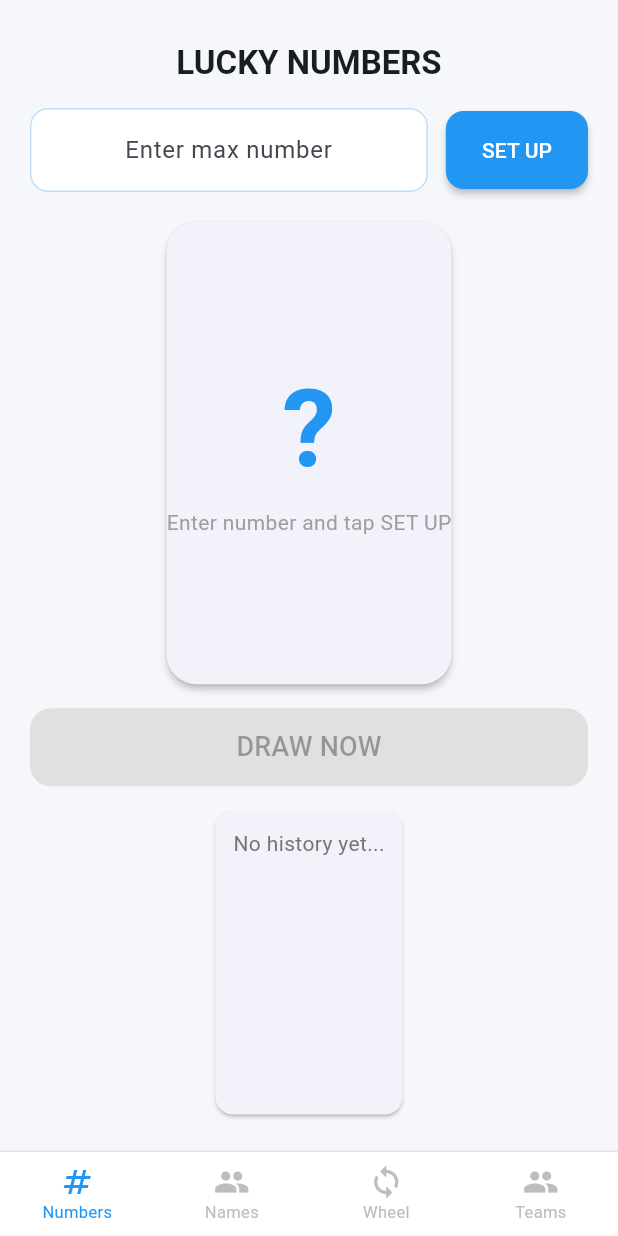
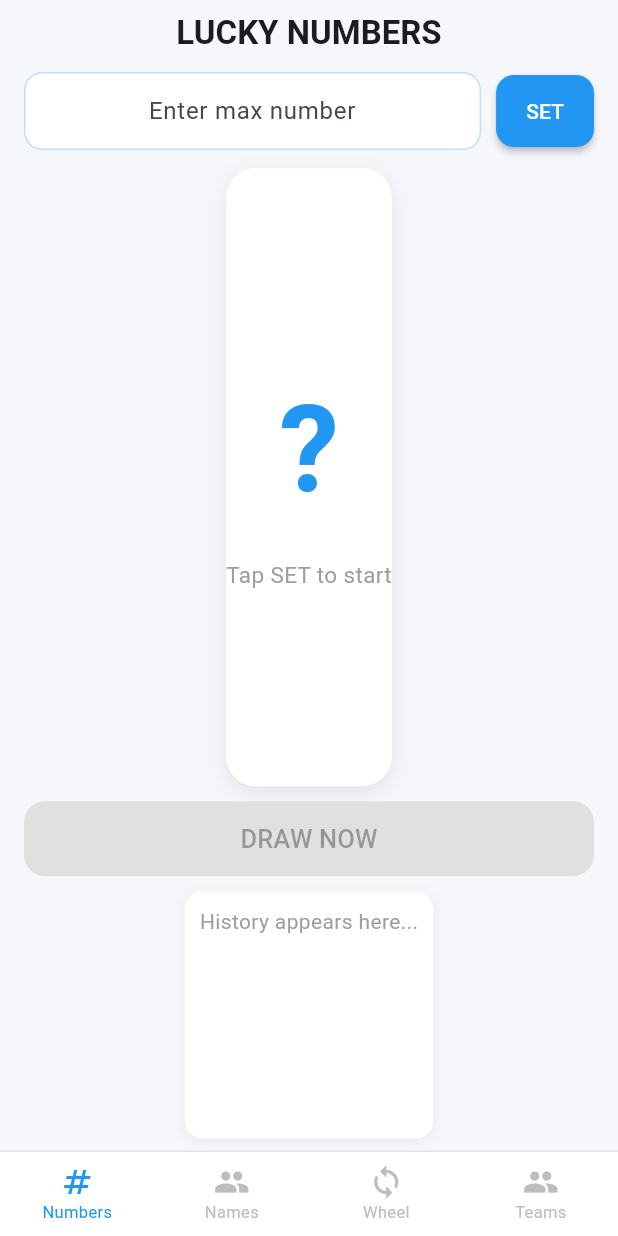
Before and after one commit to StevenandPizza/randomflutter, a Flutter app: the screen it shows after launch, on a phone screen of 412 x 824 dp. Run offline on Flutter 3.47's test engine with Material 3 defaults, Android fonts, the phone set to English and light mode, and no system bars; our stand-ins replace audioplayers.

Commit message:
Major UI fix: bigger number container (flex:5), smaller wheel (max 200px), more input space

```diff
--- a/lib/main.dart
+++ b/lib/main.dart
@@ -442,12 +442,11 @@
   Widget _buildNumbersTab(ThemeData theme) {
     return SafeArea(
       child: Padding(
-        padding: const EdgeInsets.all(20),
+        padding: const EdgeInsets.fromLTRB(16, 8, 16, 8),
         child: Column(
           children: [
-            const SizedBox(height: 8),
             Text('LUCKY NUMBERS', style: theme.textTheme.titleLarge?.copyWith(fontWeight: FontWeight.bold)),
-            const SizedBox(height: 16),
+            const SizedBox(height: 12),
             Row(
               children: [
                 Expanded(
@@ -458,49 +457,53 @@
                       hintText: 'Enter max number',
                       filled: true,
                       fillColor: Colors.white,
+                      contentPadding: const EdgeInsets.symmetric(horizontal: 16, vertical: 14),
                       border: OutlineInputBorder(borderRadius: BorderRadius.circular(12), borderSide: BorderSide(color: Colors.blue.withValues(alpha: 0.3))),
                       enabledBorder: OutlineInputBorder(borderRadius: BorderRadius.circular(12), borderSide: BorderSide(color: Colors.blue.withValues(alpha: 0.3))),
                     ),
                     textAlign: TextAlign.center,
                   ),
                 ),
-                const SizedBox(width: 12),
+                const SizedBox(width: 10),
                 ElevatedButton(
                   onPressed: _setupNumbers,
                   style: ElevatedButton.styleFrom(
                     backgroundColor: Colors.blue,
                     foregroundColor: Colors.white,
-                    padding: const EdgeInsets.symmetric(horizontal: 24, vertical: 16),
+                    padding: const EdgeInsets.symmetric(horizontal: 20, vertical: 14),
                     shape: RoundedRectangleBorder(borderRadius: BorderRadius.circular(12)),
                     elevation: 2,
                   ),
-                  child: const Text('SET UP'),
+                  child: const Text('SET'),
                 ),
               ],
             ),
-            const SizedBox(height: 16),
+            const SizedBox(height: 12),
             Expanded(
-              flex: 3,
-              child: Card(
-                elevation: 2,
-                shape: RoundedRectangleBorder(borderRadius: BorderRadius.circular(20)),
+              flex: 5,
+              child: Container(
+                decoration: BoxDecoration(
+                  color: Colors.white,
+                  borderRadius: BorderRadius.circular(20),
+                  boxShadow: [BoxShadow(color: Colors.black.withValues(alpha: 0.08), blurRadius: 12, offset: const Offset(0, 4))],
+                ),
                 child: Column(
                   mainAxisAlignment: MainAxisAlignment.center,
                   children: [
-                    Text(animatingNumber, style: theme.textTheme.displayLarge?.copyWith(color: Colors.blue, fontWeight: FontWeight.bold, fontSize: 72)),
-                    const SizedBox(height: 12),
+                    Text(animatingNumber, style: const TextStyle(fontSize: 80, fontWeight: FontWeight.bold, color: Colors.blue)),
+                    const SizedBox(height: 16),
                     Text(
-                      availableNumbers.isEmpty ? 'Enter number and tap SET UP' : 'Remaining: ${availableNumbers.length}',
-                      style: theme.textTheme.bodyMedium?.copyWith(color: Colors.grey[500]),
+                      availableNumbers.isEmpty ? 'Tap SET to start' : 'Remaining: ${availableNumbers.length}',
+                      style: const TextStyle(fontSize: 15, color: Colors.grey),
                     ),
                   ],
                 ),
               ),
             ),
-            const SizedBox(height: 12),
+            const SizedBox(height: 10),
             SizedBox(
               width: double.infinity,
-              height: 52,
+              height: 50,
               child: ElevatedButton(
                 onPressed: availableNumbers.isNotEmpty && !isAnimating ? _drawNumber : null,
                 style: ElevatedButton.styleFrom(
@@ -510,22 +513,23 @@
                   shape: RoundedRectangleBorder(borderRadius: BorderRadius.circular(14)),
                   elevation: 4,
                 ),
-                child: const Text('DRAW NOW', style: TextStyle(fontSize: 18)),
+                child: const Text('DRAW NOW', style: TextStyle(fontSize: 17)),
               ),
             ),
-            const SizedBox(height: 12),
+            const SizedBox(height: 10),
             Expanded(
               flex: 2,
-              child: Card(
-                elevation: 1,
-                shape: RoundedRectangleBorder(borderRadius: BorderRadius.circular(12)),
-                child: Padding(
-                  padding: const EdgeInsets.all(12),
+              child: Container(
+                decoration: BoxDecoration(
+                  color: Colors.white,
+                  borderRadius: BorderRadius.circular(12),
+                  boxShadow: [BoxShadow(color: Colors.black.withValues(alpha: 0.05), blurRadius: 8, offset: const Offset(0, 2))],
+                ),
+                padding: const EdgeInsets.all(10),
                 child: SingleChildScrollView(
                   child: Text(
-                      drawnNumbers.isEmpty ? 'No history yet...' : drawnNumbers.reversed.join(', '),
-                      style: theme.textTheme.bodyMedium?.copyWith(color: Colors.grey[600]),
-                    ),
+                    drawnNumbers.isEmpty ? 'History appears here...' : drawnNumbers.reversed.join(', '),
+                    style: const TextStyle(fontSize: 14, color: Colors.grey),
                   ),
                 ),
               ),
@@ -622,12 +626,11 @@
   Widget _buildWheelTab(ThemeData theme) {
     return SafeArea(
       child: Padding(
-        padding: const EdgeInsets.all(15),
+        padding: const EdgeInsets.fromLTRB(12, 4, 12, 4),
         child: Column(
           children: [
-            const SizedBox(height: 4),
             Text('SPIN THE WHEEL', style: theme.textTheme.titleLarge?.copyWith(fontWeight: FontWeight.bold, color: Colors.green)),
-            const SizedBox(height: 12),
+            const SizedBox(height: 8),
             Expanded(
               flex: 3,
               child: TextField(
@@ -636,52 +639,56 @@
                 expands: true,
                 textAlignVertical: TextAlignVertical.top,
                 decoration: InputDecoration(
-                  hintText: 'Enter items\n(One per line, min 2)',
+                  hintText: 'Enter items (one per line)',
                   filled: true,
                   fillColor: Colors.white,
-                  border: OutlineInputBorder(borderRadius: BorderRadius.circular(12), borderSide: BorderSide(color: Colors.green.withValues(alpha: 0.3))),
-                  enabledBorder: OutlineInputBorder(borderRadius: BorderRadius.circular(12), borderSide: BorderSide(color: Colors.green.withValues(alpha: 0.3))),
+                  contentPadding: const EdgeInsets.all(12),
+                  border: OutlineInputBorder(borderRadius: BorderRadius.circular(10), borderSide: BorderSide(color: Colors.green.withValues(alpha: 0.3))),
+                  enabledBorder: OutlineInputBorder(borderRadius: BorderRadius.circular(10), borderSide: BorderSide(color: Colors.green.withValues(alpha: 0.3))),
                 ),
               ),
             ),
-            const SizedBox(height: 12),
+            const SizedBox(height: 8),
             Expanded(
               flex: 3,
+              child: Center(
                 child: LayoutBuilder(
                   builder: (context, constraints) {
-                  final wheelSize = min(constraints.maxWidth * 0.85, 240.0);
+                    final s = min(constraints.maxWidth * 0.7, constraints.maxHeight * 0.85);
+                    final size = min(s, 200.0);
                     return Stack(
                       alignment: Alignment.topCenter,
                       children: [
                         Padding(
-                        padding: const EdgeInsets.only(top: 8),
+                          padding: const EdgeInsets.only(top: 6),
                           child: CustomPaint(
-                          size: Size(wheelSize, wheelSize),
+                            size: Size(size, size),
                             painter: WheelPainter(items: wheelItems, spinAngle: spinAngle),
                           ),
                         ),
-                      const Icon(Icons.arrow_drop_down, size: 44, color: Colors.black87),
+                        const Icon(Icons.arrow_drop_down, size: 36, color: Colors.black87),
                       ],
                     );
                   },
                 ),
               ),
-            const SizedBox(height: 8),
-            Text(wheelResult, style: theme.textTheme.headlineSmall?.copyWith(color: Colors.green, fontWeight: FontWeight.bold)),
-            const SizedBox(height: 8),
+            ),
+            const SizedBox(height: 6),
+            Text(wheelResult, style: theme.textTheme.titleLarge?.copyWith(color: Colors.green, fontWeight: FontWeight.bold)),
+            const SizedBox(height: 6),
             SizedBox(
               width: double.infinity,
-              height: 52,
+              height: 48,
               child: ElevatedButton(
                 onPressed: isSpinning ? null : _spinWheel,
                 style: ElevatedButton.styleFrom(
                   backgroundColor: Colors.green,
                   foregroundColor: Colors.white,
                   disabledBackgroundColor: Colors.grey[300],
-                  shape: RoundedRectangleBorder(borderRadius: BorderRadius.circular(14)),
-                  elevation: 4,
+                  shape: RoundedRectangleBorder(borderRadius: BorderRadius.circular(12)),
+                  elevation: 3,
                 ),
-                child: Text(isSpinning ? 'SPINNING...' : 'SPIN NOW!', style: const TextStyle(fontSize: 18)),
+                child: Text(isSpinning ? 'SPINNING...' : 'SPIN NOW!', style: const TextStyle(fontSize: 16)),
               ),
             ),
           ],
```
Lines whose indentation alone changed are shown as unchanged.
